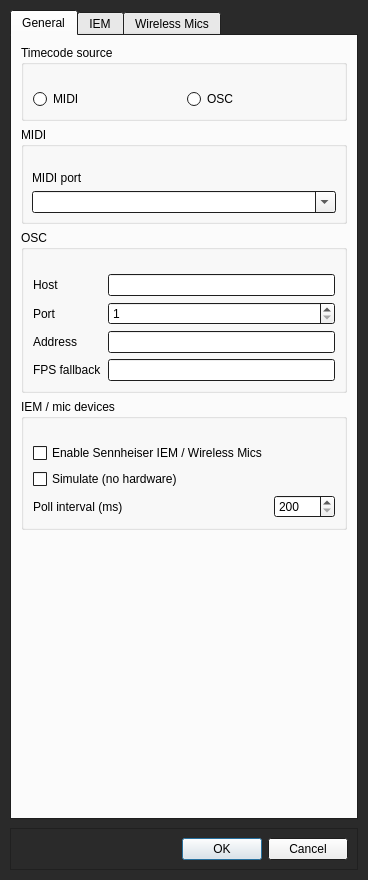
Old version of the form assets/preferences_dialog.ui in the repository wreutz/mixer_dashboard.
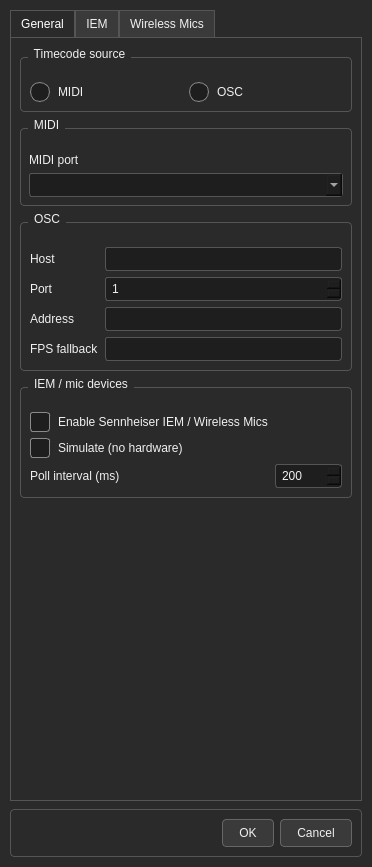
New version of the form.

Commit message: fixed font colors on linux (raspberry pi)

```diff
--- a/assets/preferences_dialog.ui
+++ b/assets/preferences_dialog.ui
@@ -13,6 +13,96 @@
   <property name="palette">
    <palette>
     <active>
+     <colorrole role="WindowText">
+      <brush brushstyle="SolidPattern">
+       <color alpha="255">
+        <red>240</red>
+        <green>240</green>
+        <blue>240</blue>
+       </color>
+      </brush>
+     </colorrole>
+     <colorrole role="Button">
+      <brush brushstyle="SolidPattern">
+       <color alpha="255">
+        <red>58</red>
+        <green>58</green>
+        <blue>58</blue>
+       </color>
+      </brush>
+     </colorrole>
+     <colorrole role="Light">
+      <brush brushstyle="SolidPattern">
+       <color alpha="255">
+        <red>74</red>
+        <green>74</green>
+        <blue>74</blue>
+       </color>
+      </brush>
+     </colorrole>
+     <colorrole role="Midlight">
+      <brush brushstyle="SolidPattern">
+       <color alpha="255">
+        <red>63</red>
+        <green>63</green>
+        <blue>63</blue>
+       </color>
+      </brush>
+     </colorrole>
+     <colorrole role="Dark">
+      <brush brushstyle="SolidPattern">
+       <color alpha="255">
+        <red>26</red>
+        <green>26</green>
+        <blue>26</blue>
+       </color>
+      </brush>
+     </colorrole>
+     <colorrole role="Mid">
+      <brush brushstyle="SolidPattern">
+       <color alpha="255">
+        <red>68</red>
+        <green>68</green>
+        <blue>68</blue>
+       </color>
+      </brush>
+     </colorrole>
+     <colorrole role="Text">
+      <brush brushstyle="SolidPattern">
+       <color alpha="255">
+        <red>240</red>
+        <green>240</green>
+        <blue>240</blue>
+       </color>
+      </brush>
+     </colorrole>
+     <colorrole role="BrightText">
+      <brush brushstyle="SolidPattern">
+       <color alpha="255">
+        <red>255</red>
+        <green>255</green>
+        <blue>255</blue>
+       </color>
+      </brush>
+     </colorrole>
+     <colorrole role="ButtonText">
+      <brush brushstyle="SolidPattern">
+       <color alpha="255">
+        <red>240</red>
+        <green>240</green>
+        <blue>240</blue>
+       </color>
+      </brush>
+     </colorrole>
+     <colorrole role="Base">
+      <brush brushstyle="SolidPattern">
+       <color alpha="255">
+        <red>30</red>
+        <green>30</green>
+        <blue>30</blue>
+       </color>
+      </brush>
+     </colorrole>
      <colorrole role="Window">
       <brush brushstyle="SolidPattern">
        <color alpha="255">
@@ -22,8 +112,179 @@
        </color>
       </brush>
      </colorrole>
+     <colorrole role="Shadow">
+      <brush brushstyle="SolidPattern">
+       <color alpha="255">
+        <red>16</red>
+        <green>16</green>
+        <blue>16</blue>
+       </color>
+      </brush>
+     </colorrole>
+     <colorrole role="Highlight">
+      <brush brushstyle="SolidPattern">
+       <color alpha="255">
+        <red>47</red>
+        <green>111</green>
+        <blue>168</blue>
+       </color>
+      </brush>
+     </colorrole>
+     <colorrole role="HighlightedText">
+      <brush brushstyle="SolidPattern">
+       <color alpha="255">
+        <red>255</red>
+        <green>255</green>
+        <blue>255</blue>
+       </color>
+      </brush>
+     </colorrole>
+     <colorrole role="Link">
+      <brush brushstyle="SolidPattern">
+       <color alpha="255">
+        <red>78</red>
+        <green>163</green>
+        <blue>224</blue>
+       </color>
+      </brush>
+     </colorrole>
+     <colorrole role="LinkVisited">
+      <brush brushstyle="SolidPattern">
+       <color alpha="255">
+        <red>160</red>
+        <green>111</green>
+        <blue>208</blue>
+       </color>
+      </brush>
+     </colorrole>
+     <colorrole role="AlternateBase">
+      <brush brushstyle="SolidPattern">
+       <color alpha="255">
+        <red>38</red>
+        <green>38</green>
+        <blue>38</blue>
+       </color>
+      </brush>
+     </colorrole>
+     <colorrole role="ToolTipBase">
+      <brush brushstyle="SolidPattern">
+       <color alpha="255">
+        <red>30</red>
+        <green>30</green>
+        <blue>30</blue>
+       </color>
+      </brush>
+     </colorrole>
+     <colorrole role="ToolTipText">
+      <brush brushstyle="SolidPattern">
+       <color alpha="255">
+        <red>240</red>
+        <green>240</green>
+        <blue>240</blue>
+       </color>
+      </brush>
+     </colorrole>
+     <colorrole role="PlaceholderText">
+      <brush brushstyle="SolidPattern">
+       <color alpha="255">
+        <red>138</red>
+        <green>138</green>
+        <blue>138</blue>
+       </color>
+      </brush>
+     </colorrole>
     </active>
     <inactive>
+     <colorrole role="WindowText">
+      <brush brushstyle="SolidPattern">
+       <color alpha="255">
+        <red>240</red>
+        <green>240</green>
+        <blue>240</blue>
+       </color>
+      </brush>
+     </colorrole>
+     <colorrole role="Button">
+      <brush brushstyle="SolidPattern">
+       <color alpha="255">
+        <red>58</red>
+        <green>58</green>
+        <blue>58</blue>
+       </color>
+      </brush>
+     </colorrole>
+     <colorrole role="Light">
+      <brush brushstyle="SolidPattern">
+       <color alpha="255">
+        <red>74</red>
+        <green>74</green>
+        <blue>74</blue>
+       </color>
+      </brush>
+     </colorrole>
+     <colorrole role="Midlight">
+      <brush brushstyle="SolidPattern">
+       <color alpha="255">
+        <red>63</red>
+        <green>63</green>
+        <blue>63</blue>
+       </color>
+      </brush>
+     </colorrole>
+     <colorrole role="Dark">
+      <brush brushstyle="SolidPattern">
+       <color alpha="255">
+        <red>26</red>
+        <green>26</green>
+        <blue>26</blue>
+       </color>
+      </brush>
+     </colorrole>
+     <colorrole role="Mid">
+      <brush brushstyle="SolidPattern">
+       <color alpha="255">
+        <red>68</red>
+        <green>68</green>
+        <blue>68</blue>
+       </color>
+      </brush>
+     </colorrole>
+     <colorrole role="Text">
+      <brush brushstyle="SolidPattern">
+       <color alpha="255">
+        <red>240</red>
+        <green>240</green>
+        <blue>240</blue>
+       </color>
+      </brush>
+     </colorrole>
+     <colorrole role="BrightText">
+      <brush brushstyle="SolidPattern">
+       <color alpha="255">
+        <red>255</red>
+        <green>255</green>
+        <blue>255</blue>
+       </color>
+      </brush>
+     </colorrole>
+     <colorrole role="ButtonText">
+      <brush brushstyle="SolidPattern">
+       <color alpha="255">
+        <red>240</red>
+        <green>240</green>
+        <blue>240</blue>
+       </color>
+      </brush>
+     </colorrole>
+     <colorrole role="Base">
+      <brush brushstyle="SolidPattern">
+       <color alpha="255">
+        <red>30</red>
+        <green>30</green>
+        <blue>30</blue>
+       </color>
+      </brush>
+     </colorrole>
      <colorrole role="Window">
       <brush brushstyle="SolidPattern">
        <color alpha="255">
@@ -33,14 +294,176 @@
        </color>
       </brush>
      </colorrole>
+     <colorrole role="Shadow">
+      <brush brushstyle="SolidPattern">
+       <color alpha="255">
+        <red>16</red>
+        <green>16</green>
+        <blue>16</blue>
+       </color>
+      </brush>
+     </colorrole>
+     <colorrole role="Highlight">
+      <brush brushstyle="SolidPattern">
+       <color alpha="255">
+        <red>47</red>
+        <green>111</green>
+        <blue>168</blue>
+       </color>
+      </brush>
+     </colorrole>
+     <colorrole role="HighlightedText">
+      <brush brushstyle="SolidPattern">
+       <color alpha="255">
+        <red>255</red>
+        <green>255</green>
+        <blue>255</blue>
+       </color>
+      </brush>
+     </colorrole>
+     <colorrole role="Link">
+      <brush brushstyle="SolidPattern">
+       <color alpha="255">
+        <red>78</red>
+        <green>163</green>
+        <blue>224</blue>
+       </color>
+      </brush>
+     </colorrole>
+     <colorrole role="LinkVisited">
+      <brush brushstyle="SolidPattern">
+       <color alpha="255">
+        <red>160</red>
+        <green>111</green>
+        <blue>208</blue>
+       </color>
+      </brush>
+     </colorrole>
+     <colorrole role="AlternateBase">
+      <brush brushstyle="SolidPattern">
+       <color alpha="255">
+        <red>38</red>
+        <green>38</green>
+        <blue>38</blue>
+       </color>
+      </brush>
+     </colorrole>
+     <colorrole role="ToolTipBase">
+      <brush brushstyle="SolidPattern">
+       <color alpha="255">
+        <red>30</red>
+        <green>30</green>
+        <blue>30</blue>
+       </color>
+      </brush>
+     </colorrole>
+     <colorrole role="ToolTipText">
+      <brush brushstyle="SolidPattern">
+       <color alpha="255">
+        <red>240</red>
+        <green>240</green>
+        <blue>240</blue>
+       </color>
+      </brush>
+     </colorrole>
+     <colorrole role="PlaceholderText">
+      <brush brushstyle="SolidPattern">
+       <color alpha="255">
+        <red>138</red>
+        <green>138</green>
+        <blue>138</blue>
+       </color>
+      </brush>
+     </colorrole>
     </inactive>
     <disabled>
+     <colorrole role="WindowText">
+      <brush brushstyle="SolidPattern">
+       <color alpha="255">
+        <red>128</red>
+        <green>128</green>
+        <blue>128</blue>
+       </color>
+      </brush>
+     </colorrole>
+     <colorrole role="Button">
+      <brush brushstyle="SolidPattern">
+       <color alpha="255">
+        <red>51</red>
+        <green>51</green>
+        <blue>51</blue>
+       </color>
+      </brush>
+     </colorrole>
+     <colorrole role="Light">
+      <brush brushstyle="SolidPattern">
+       <color alpha="255">
+        <red>74</red>
+        <green>74</green>
+        <blue>74</blue>
+       </color>
+      </brush>
+     </colorrole>
+     <colorrole role="Midlight">
+      <brush brushstyle="SolidPattern">
+       <color alpha="255">
+        <red>63</red>
+        <green>63</green>
+        <blue>63</blue>
+       </color>
+      </brush>
+     </colorrole>
+     <colorrole role="Dark">
+      <brush brushstyle="SolidPattern">
+       <color alpha="255">
+        <red>26</red>
+        <green>26</green>
+        <blue>26</blue>
+       </color>
+      </brush>
+     </colorrole>
+     <colorrole role="Mid">
+      <brush brushstyle="SolidPattern">
+       <color alpha="255">
+        <red>68</red>
+        <green>68</green>
+        <blue>68</blue>
+       </color>
+      </brush>
+     </colorrole>
+     <colorrole role="Text">
+      <brush brushstyle="SolidPattern">
+       <color alpha="255">
+        <red>119</red>
+        <green>119</green>
+        <blue>119</blue>
+       </color>
+      </brush>
+     </colorrole>
+     <colorrole role="BrightText">
+      <brush brushstyle="SolidPattern">
+       <color alpha="255">
+        <red>144</red>
+        <green>144</green>
+        <blue>144</blue>
+       </color>
+      </brush>
+     </colorrole>
+     <colorrole role="ButtonText">
+      <brush brushstyle="SolidPattern">
+       <color alpha="255">
+        <red>128</red>
+        <green>128</green>
+        <blue>128</blue>
+       </color>
+      </brush>
+     </colorrole>
      <colorrole role="Base">
       <brush brushstyle="SolidPattern">
        <color alpha="255">
-        <red>42</red>
-        <green>42</green>
-        <blue>42</blue>
+        <red>38</red>
+        <green>38</green>
+        <blue>38</blue>
        </color>
       </brush>
      </colorrole>
@@ -53,6 +476,87 @@
        </color>
       </brush>
      </colorrole>
+     <colorrole role="Shadow">
+      <brush brushstyle="SolidPattern">
+       <color alpha="255">
+        <red>16</red>
+        <green>16</green>
+        <blue>16</blue>
+       </color>
+      </brush>
+     </colorrole>
+     <colorrole role="Highlight">
+      <brush brushstyle="SolidPattern">
+       <color alpha="255">
+        <red>63</red>
+        <green>63</green>
+        <blue>63</blue>
+       </color>
+      </brush>
+     </colorrole>
+     <colorrole role="HighlightedText">
+      <brush brushstyle="SolidPattern">
+       <color alpha="255">
+        <red>176</red>
+        <green>176</green>
+        <blue>176</blue>
+       </color>
+      </brush>
+     </colorrole>
+     <colorrole role="Link">
+      <brush brushstyle="SolidPattern">
+       <color alpha="255">
+        <red>78</red>
+        <green>163</green>
+        <blue>224</blue>
+       </color>
+      </brush>
+     </colorrole>
+     <colorrole role="LinkVisited">
+      <brush brushstyle="SolidPattern">
+       <color alpha="255">
+        <red>160</red>
+        <green>111</green>
+        <blue>208</blue>
+       </color>
+      </brush>
+     </colorrole>
+     <colorrole role="AlternateBase">
+      <brush brushstyle="SolidPattern">
+       <color alpha="255">
+        <red>38</red>
+        <green>38</green>
+        <blue>38</blue>
+       </color>
+      </brush>
+     </colorrole>
+     <colorrole role="ToolTipBase">
+      <brush brushstyle="SolidPattern">
+       <color alpha="255">
+        <red>30</red>
+        <green>30</green>
+        <blue>30</blue>
+       </color>
+      </brush>
+     </colorrole>
+     <colorrole role="ToolTipText">
+      <brush brushstyle="SolidPattern">
+       <color alpha="255">
+        <red>240</red>
+        <green>240</green>
+        <blue>240</blue>
+       </color>
+      </brush>
+     </colorrole>
+     <colorrole role="PlaceholderText">
+      <brush brushstyle="SolidPattern">
+       <color alpha="255">
+        <red>106</red>
+        <green>106</green>
+        <blue>106</blue>
+       </color>
+      </brush>
+     </colorrole>
     </disabled>
    </palette>
   </property>
@@ -62,6 +566,50 @@
   <property name="autoFillBackground">
    <bool>true</bool>
   </property>
+  <property name="styleSheet">
+   <string notr="true">
+    /* Explicit dark theme. The panel must not rely on the platform palette:
+       on macOS (dark mode) the default text is light, but on the Raspberry Pi
+       the platform palette is light, which painted black text on the dark
+       background of this panel. Every colour used here is stated outright so
+       the panel looks identical on both. */
+    #PreferencesDialogForm { background-color: #2a2a2a; }
+    #tabGeneral, #tabIem, #tabMics { background-color: #2a2a2a; }
+
+    QTabWidget::pane { background-color: #2a2a2a; border: 1px solid #555555; }
+    QTabBar::tab { background-color: #3a3a3a; color: #f0f0f0; border: 1px solid #555555; border-bottom: none; padding: 6px 10px; }
+    QTabBar::tab:selected { background-color: #2a2a2a; color: #ffffff; }
+    QTabBar::tab:disabled { color: #808080; }
+
+    QGroupBox { background-color: #2a2a2a; color: #f0f0f0; border: 1px solid #555555; border-radius: 4px; margin-top: 10px; }
+    QGroupBox::title { subcontrol-origin: margin; subcontrol-position: top left; left: 8px; padding: 0 4px; color: #f0f0f0; }
+    QGroupBox:disabled { color: #808080; border-color: #444444; }
+    QGroupBox::title:disabled { color: #808080; }
+
+    QLabel { background-color: transparent; color: #f0f0f0; }
+    QLabel:disabled { color: #808080; }
+
+    QCheckBox, QRadioButton { background-color: transparent; color: #f0f0f0; spacing: 8px; }
+    QCheckBox:disabled, QRadioButton:disabled { color: #808080; }
+    QCheckBox::indicator, QRadioButton::indicator { width: 18px; height: 18px; background-color: #1e1e1e; border: 1px solid #8a8a8a; }
+    QCheckBox::indicator { border-radius: 3px; }
+    QRadioButton::indicator { border-radius: 10px; }
+    QCheckBox::indicator:checked, QRadioButton::indicator:checked { background-color: #4a9eda; border: 1px solid #4a9eda; }
+    QCheckBox::indicator:disabled, QRadioButton::indicator:disabled { background-color: #2b2b2b; border: 1px solid #5a5a5a; }
+    QCheckBox::indicator:checked:disabled, QRadioButton::indicator:checked:disabled { background-color: #4a6a85; border: 1px solid #4a6a85; }
+
+    QLineEdit, QComboBox, QSpinBox { background-color: #1e1e1e; color: #f0f0f0; border: 1px solid #555555; border-radius: 3px; padding: 3px 4px; selection-background-color: #2f6fa8; selection-color: #ffffff; }
+    QLineEdit:disabled, QComboBox:disabled, QSpinBox:disabled { background-color: #262626; color: #777777; border-color: #3c3c3c; }
+    QComboBox QAbstractItemView { background-color: #1e1e1e; color: #f0f0f0; border: 1px solid #555555; selection-background-color: #2f6fa8; selection-color: #ffffff; }
+
+    QFrame#frameButtons { background-color: #2a2a2a; border: 1px solid #555555; border-radius: 4px; }
+    QPushButton { background-color: #3a3a3a; color: #f0f0f0; border: 1px solid #666666; border-radius: 4px; padding: 6px 16px; }
+    QPushButton:pressed { background-color: #505050; }
+    QPushButton:disabled { color: #808080; border-color: #444444; }
+
+    QToolTip { background-color: #1e1e1e; color: #f0f0f0; border: 1px solid #555555; }
+   </string>
+  </property>
   <layout class="QVBoxLayout" name="verticalLayout">
    <property name="spacing">
     <number>8</number>
```
The commit also changes 1 other file.
